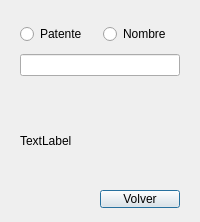
Old version of the form buscar_win.ui in the repository grudloff/POO-Proyecto.
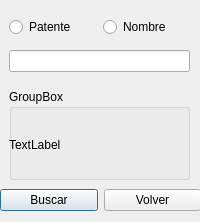
New version of the form.

Patch:
```diff
--- a/buscar_win.ui
+++ b/buscar_win.ui
@@ -13,26 +13,13 @@
   <property name="windowTitle">
    <string>Dialog</string>
   </property>
-  <widget class="QPushButton" name="volver_b">
-   <property name="geometry">
-    <rect>
-     <x>100</x>
-     <y>190</y>
-     <width>80</width>
-     <height>18</height>
-    </rect>
-   </property>
-   <property name="text">
-    <string>Volver</string>
-   </property>
-  </widget>
   <widget class="QWidget" name="verticalLayoutWidget">
    <property name="geometry">
     <rect>
-     <x>20</x>
-     <y>20</y>
-     <width>160</width>
-     <height>61</height>
+     <x>9</x>
+     <y>10</y>
+     <width>181</width>
+     <height>71</height>
     </rect>
    </property>
    <layout class="QVBoxLayout" name="verticalLayout">
@@ -59,18 +46,57 @@
     </item>
    </layout>
   </widget>
-  <widget class="QLabel" name="info_b">
+  <widget class="QWidget" name="horizontalLayoutWidget">
    <property name="geometry">
     <rect>
-     <x>20</x>
-     <y>100</y>
-     <width>151</width>
-     <height>81</height>
+     <x>0</x>
+     <y>180</y>
+     <width>201</width>
+     <height>41</height>
     </rect>
    </property>
-   <property name="text">
-    <string>TextLabel</string>
+   <layout class="QHBoxLayout" name="horizontalLayout_2">
+    <item>
+     <widget class="QPushButton" name="buscar_button">
+      <property name="text">
+       <string>Buscar</string>
+      </property>
+     </widget>
+    </item>
+    <item>
+     <widget class="QPushButton" name="volver_b">
+      <property name="text">
+       <string>Volver</string>
+      </property>
+     </widget>
+    </item>
+   </layout>
+  </widget>
+  <widget class="QGroupBox" name="groupBox">
+   <property name="geometry">
+    <rect>
+     <x>9</x>
+     <y>89</y>
+     <width>181</width>
+     <height>91</height>
+    </rect>
    </property>
+   <property name="title">
+    <string>GroupBox</string>
+   </property>
+   <widget class="QLabel" name="info_b">
+    <property name="geometry">
+     <rect>
+      <x>0</x>
+      <y>20</y>
+      <width>181</width>
+      <height>71</height>
+     </rect>
+    </property>
+    <property name="text">
+     <string>TextLabel</string>
+    </property>
+   </widget>
   </widget>
  </widget>
  <resources/>
```
